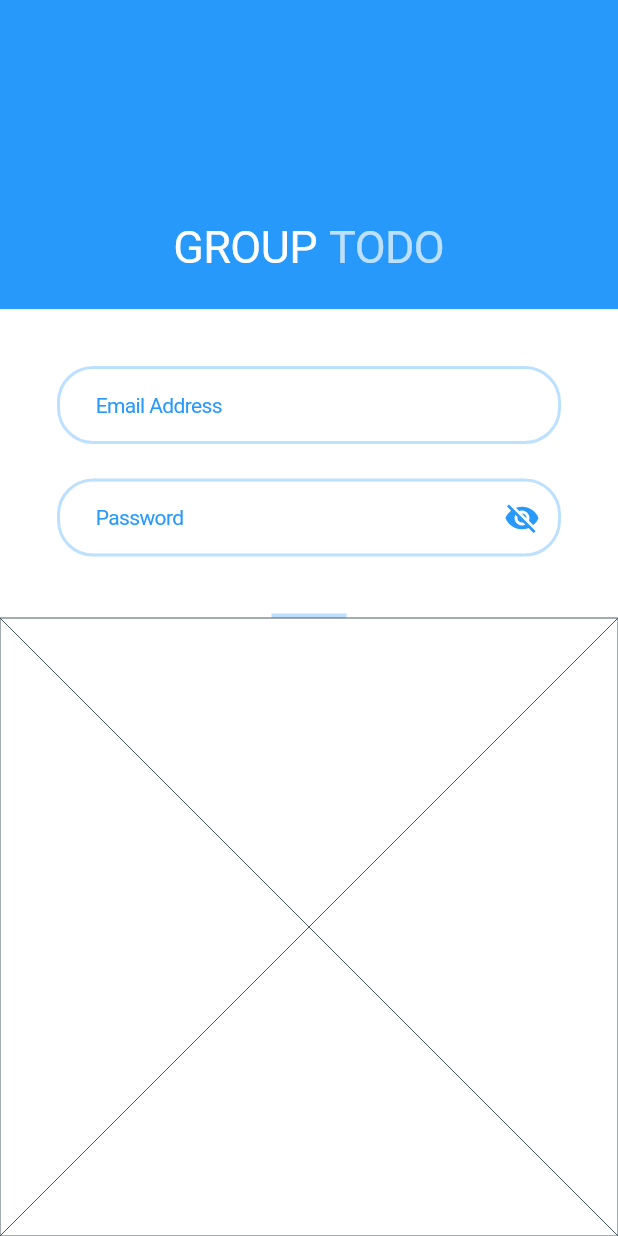
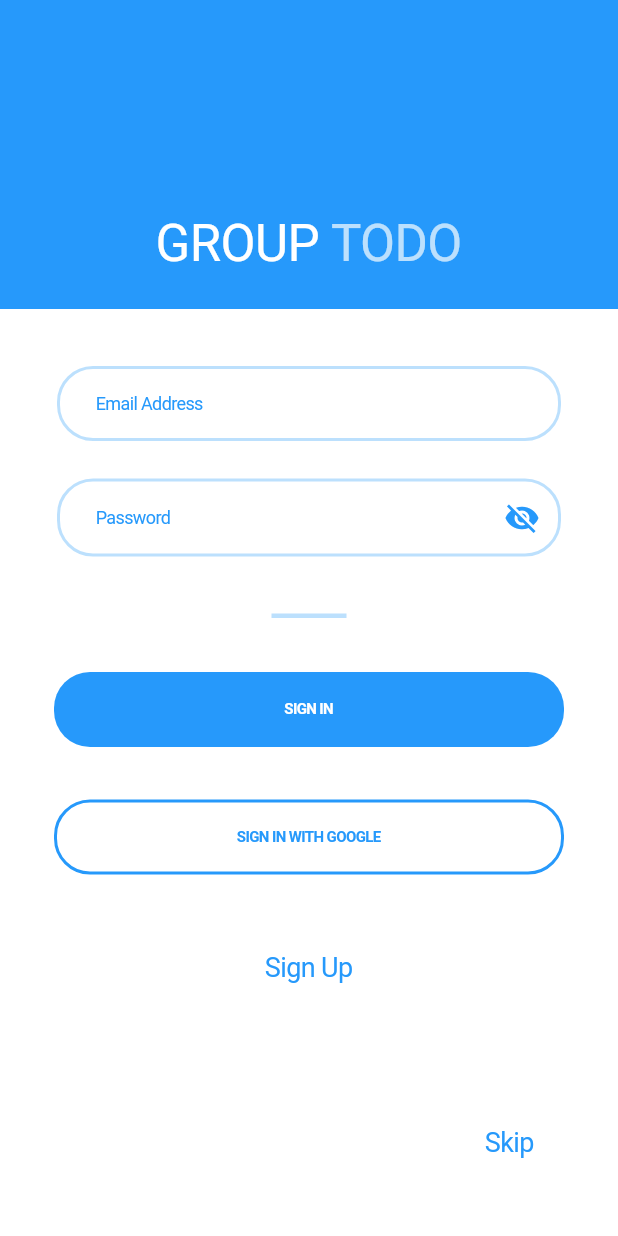
Before and after one commit to Melonbun233/flutter-group-todo, a Flutter app: the screen it shows after launch, on a phone screen of 412 x 824 dp. Run offline on Flutter 3.47's test engine with Material 2 defaults, Android fonts, the phone set to English and light mode, and no system bars.

Commit message:
Completed UI part for the SignInPage

```diff
--- /dev/null
+++ b/lib/Pages/SignIn/SignInButtonSection.dart
@@ -0,0 +1,152 @@
+import 'package:flutter/cupertino.dart';
+import 'package:flutter/material.dart';
+import 'package:group_todo/Style/AppColors.dart';
+import 'package:group_todo/Style/AppTextStyles.dart';
+
+
+// This class constructs the button section of Sign In Page.
+// This section is constructed with 4 buttons: sign in, google sign in, sign up, and skip,
+// and button provides a callback function.
+
+class SignInButtonSection extends StatelessWidget {
+
+  // 4 callbacks for the buttons' onPressed callback
+  // Those callbacks are default set to null if no function is provided
+  final VoidCallback onSignInButtonPressed;
+  final VoidCallback onGoogleSignInButtonPressed;
+  final VoidCallback onSignUpButtonPressed;
+  final VoidCallback onSkipButtonPresesd;
+
+  // Border radius used for the bordered buttons
+  final BorderRadius buttonRadius = const BorderRadius.all(Radius.circular(24));
+  // Button height
+  final double buttonHeight = 50;
+
+
+  SignInButtonSection({this.onSignInButtonPressed, this.onGoogleSignInButtonPressed,
+    this.onSignUpButtonPressed, this.onSkipButtonPresesd});
+
+  @override
+  Widget build(BuildContext context) {
+    // Container for all 4 buttons
+    return Container(
+      padding: const EdgeInsets.all(36),
+      child: Column(
+        mainAxisAlignment: MainAxisAlignment.center,
+        children: <Widget>[
+          // Column for the upper 3 buttons because they have similar layouts
+          Expanded (flex: 3, child: Column(
+            mainAxisAlignment: MainAxisAlignment.center,
+            children: <Widget>[
+              Expanded(child: _buildSignInButton()),
+              Expanded(child: _buildGoogleSignInButton()),
+              Expanded(child: _buildSignUpButton()),
+            ],
+          )),
+
+          // Column for the skip button, it resides at the bottom of the page
+          Expanded (flex: 1, child: _buildSkipButton())
+        ],
+      )
+    );
+
+
+  }
+
+  Widget _buildSignInButton() {
+    return Row(
+      crossAxisAlignment: CrossAxisAlignment.start,
+      children: <Widget>[
+        Expanded(
+          child: Container(
+            height: buttonHeight,
+            child: CupertinoButton.filled(
+              onPressed: onSignInButtonPressed,
+              borderRadius: buttonRadius,
+              child: Text(
+                "SIGN IN",
+                style: TextStyle(
+                  color: Colors.white,
+                  fontSize: AppTextStyles.small.fontSize,
+                  fontWeight: FontWeight.bold
+                ),
+              ),
+            )
+          )
+        )
+      ]
+    );
+  }
+
+  Widget _buildGoogleSignInButton() {
+    return Row(
+      crossAxisAlignment: CrossAxisAlignment.start,
+      children: <Widget>[
+        Expanded(
+          child: Container(
+            height: buttonHeight,
+            decoration: BoxDecoration(
+              borderRadius: buttonRadius,
+              border: new Border.all(
+                color: AppColors.DarkColor,
+                width: 2
+              )
+            ),
+            child: CupertinoButton(
+              onPressed: onGoogleSignInButtonPressed,
+              borderRadius: buttonRadius,
+              child: Text(
+                "SIGN IN WITH GOOGLE",
+                style: TextStyle(
+                  color: AppColors.DarkColor,
+                  fontSize: AppTextStyles.small.fontSize,
+                  fontWeight: FontWeight.bold
+                )
+              )
+            )
+          )
+        )
+      ],
+    );
+  }
+
+  Widget _buildSignUpButton() {
+    return Container(
+      alignment: Alignment.topCenter,
+      child: Container(
+        child: CupertinoButton(
+          onPressed: onSignUpButtonPressed,
+          borderRadius: buttonRadius,
+          child: Text(
+            "Sign Up",
+            style: TextStyle(
+              color: AppColors.DarkColor,
+              fontSize: AppTextStyles.h5.fontSize,
+              fontWeight: FontWeight.normal
+            )
+          )
+        )
+      )
+    );
+  }
+
+  Widget _buildSkipButton() {
+    return Container(
+      alignment: Alignment.bottomRight,
+      child: Container(
+        child: CupertinoButton(
+          onPressed: onSkipButtonPresesd,
+          child: Text(
+            "Skip",
+            style: TextStyle(
+              color: AppColors.DarkColor,
+              fontSize: AppTextStyles.h5.fontSize,
+              fontWeight: FontWeight.normal
+            )
+          )
+        )
+      )
+    );
+  }
+
+}
--- a/lib/Pages/SignIn/SignInPage.dart
+++ b/lib/Pages/SignIn/SignInPage.dart
@@ -3,6 +3,7 @@ import 'package:flutter/material.dart';
 
 import 'SignInTextFieldSection.dart';
 import 'SignInTitleSection.dart';
+import 'SignInButtonSection.dart';
 
 // This is a page widget for sign in page, this widget controlls related sign in data and it's subsections.
 // The SignInPage is stateless so that it doesn't need to rebuild the whole page when some
@@ -13,8 +14,7 @@ class SignInPage extends StatelessWidget {
 
   @override
   Widget build(BuildContext context) {
-    return
-    CupertinoPageScaffold(
+    return CupertinoPageScaffold(
       child: Column(
         children: <Widget>[
           // Title Section
@@ -22,11 +22,15 @@ class SignInPage extends StatelessWidget {
           // Textfield Section
           Expanded(flex: 1, child: SignInTextFieldSection(_onEmailChanged, _onPasswordChanged)),
           // Button Section
-          Expanded(flex: 2, child: Placeholder(strokeWidth: 0)),
+          Expanded(flex: 2, child: SignInButtonSection(
+            onSignInButtonPressed: _onSignInButtonPressed,
+            onGoogleSignInButtonPressed: _onGoogleSignInButtonPressed,
+            onSignUpButtonPressed: _onSignUpButtonPressed,
+            onSkipButtonPresesd: _onSkipButtonPressed,
+          )),
         ],
       )
     );
-
   }
 
   void _onEmailChanged(String email) {
@@ -35,7 +39,23 @@ class SignInPage extends StatelessWidget {
   }
 
   void _onPasswordChanged(String password) {
-      this.password = password;
-      print("Password changed to: $password");
+    this.password = password;
+    print("Password changed to: $password");
+  }
+
+  void _onSignInButtonPressed() {
+
+  }
+
+  void _onGoogleSignInButtonPressed() {
+
+  }
+
+  void _onSignUpButtonPressed() {
+
+  }
+
+  void _onSkipButtonPressed() {
+
   }
 }
--- a/lib/Pages/SignIn/SignInTextFieldSection.dart
+++ b/lib/Pages/SignIn/SignInTextFieldSection.dart
@@ -35,7 +35,7 @@ class _SignInTextFieldSectionState extends State<SignInTextFieldSection> {
 
   // Text style used for placeholders and text in the textfields
   final _textStyle = TextStyle(
-    fontSize: 14,
+    fontSize: 12,
     fontWeight: FontWeight.normal,
     color: AppColors.DarkColor,
   );
--- a/lib/Pages/SignIn/SignInTitleSection.dart
+++ b/lib/Pages/SignIn/SignInTitleSection.dart
@@ -1,6 +1,7 @@
 import 'package:flutter/cupertino.dart';
 import 'package:flutter/material.dart';
 import 'package:group_todo/Style/AppColors.dart';
+import 'package:group_todo/Style/AppTextStyles.dart';
 // This class constructs a title section for sign in page
 // This section is a stateless widget
 
@@ -12,6 +13,9 @@ class SignInTitleSection extends StatelessWidget {
   final Color mainTitleColor;
   // Color of the text "TODO"
   final Color subTitleColor;
+
+  // Title font size
+  final double titleFontSize = AppTextStyles.h1.fontSize;
 
   SignInTitleSection({this.backgroundColor: AppColors.DarkColor,
     this.mainTitleColor: Colors.white, this.subTitleColor: AppColors.LightColor});
@@ -31,7 +35,7 @@ class SignInTitleSection extends StatelessWidget {
             child: Text(
               "GROUP",
               style: TextStyle(
-                fontSize: 30,
+                fontSize: titleFontSize,
                 fontWeight: FontWeight.w400,
                 color: mainTitleColor
               )
@@ -42,7 +46,7 @@ class SignInTitleSection extends StatelessWidget {
             child: Text(
               "TODO",
               style: TextStyle(
-                fontSize: 30,
+                fontSize: titleFontSize,
                 fontWeight: FontWeight.w400,
                 color: subTitleColor
               )
--- /dev/null
+++ b/lib/Style/AppTextStyles.dart
@@ -0,0 +1,52 @@
+import 'package:flutter/cupertino.dart';
+import "package:flutter/material.dart";
+
+class AppTextStyles {
+  static const TextStyle h1 = TextStyle(
+    color: Colors.black,
+    fontSize: 34,
+    fontWeight: FontWeight.bold
+  );
+
+  static const TextStyle h2 = TextStyle(
+    color: Colors.black,
+    fontSize: 30,
+    fontWeight: FontWeight.bold
+  );
+
+  static const TextStyle h3 = TextStyle(
+    color: Colors.black,
+    fontSize: 26,
+    fontWeight: FontWeight.bold
+  );
+
+  static const TextStyle h4 = TextStyle(
+    color: Colors.black,
+    fontSize: 22,
+    fontWeight: FontWeight.bold
+  );
+
+  static const TextStyle h5 = TextStyle(
+    color: Colors.grey,
+    fontSize: 18,
+    fontWeight: FontWeight.normal
+  );
+
+  static const TextStyle p1 = TextStyle(
+    color: Colors.black,
+    fontSize: 14,
+    fontWeight: FontWeight.normal
+  );
+
+  static const TextStyle p2 = TextStyle(
+    color: Colors.grey,
+    fontSize: 14,
+    fontWeight: FontWeight.normal
+  );
+
+  static const TextStyle small = TextStyle(
+    color: Colors.black,
+    fontSize: 10,
+    fontWeight: FontWeight.normal
+  );
+}
```
